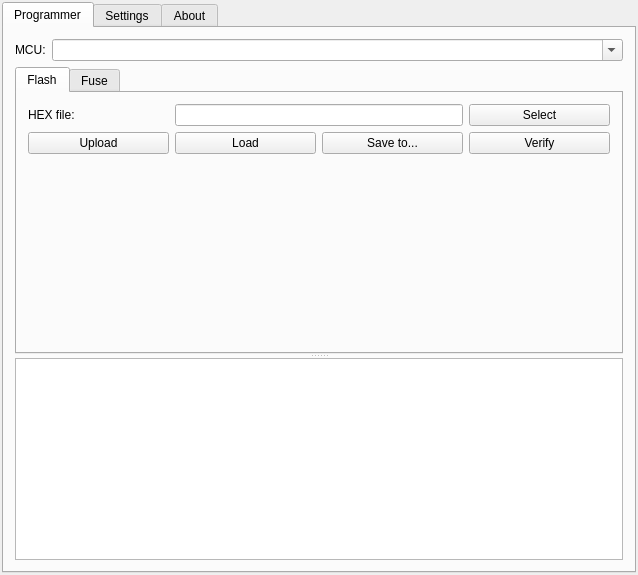
Above: src/qavr.ui from h4tr3d/qavr before the change. Below: the same form after it.
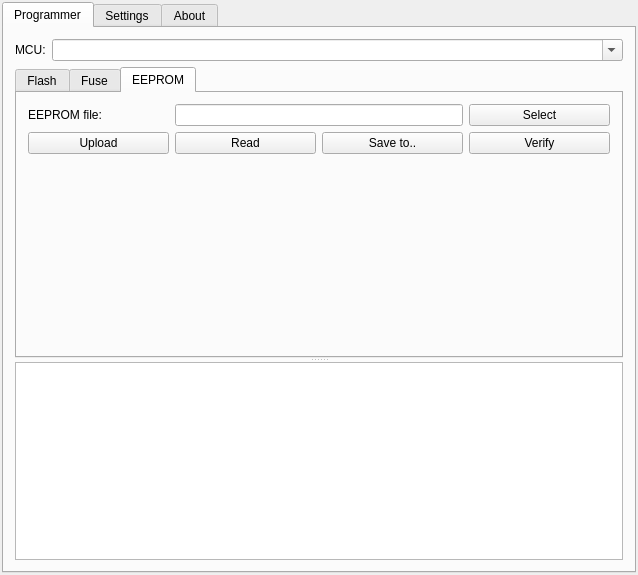
That is the form after the change.

Commit message: Реализована поддержка загрузки, выгрузки, верификации EEPROM Дополнительно унифицирован класс AvrdudeProcess

Diff of the .ui file:
```diff
--- a/src/qavr.ui
+++ b/src/qavr.ui
@@ -55,7 +55,7 @@
          </property>
          <widget class="QTabWidget" name="tabWidget">
           <property name="currentIndex">
-           <number>0</number>
+           <number>2</number>
           </property>
           <widget class="QWidget" name="tab_4">
            <attribute name="title">
@@ -93,7 +93,7 @@
             <item row="1" column="1">
              <widget class="QPushButton" name="load_flash">
               <property name="text">
-               <string>Load</string>
+               <string>Read</string>
               </property>
              </widget>
             </item>
@@ -271,6 +271,71 @@
             </item>
            </layout>
           </widget>
+          <widget class="QWidget" name="tab_6">
+           <attribute name="title">
+            <string>EEPROM</string>
+           </attribute>
+           <layout class="QGridLayout" name="gridLayout_2">
+            <item row="0" column="0">
+             <widget class="QLabel" name="label_9">
+              <property name="text">
+               <string>EEPROM file:</string>
+              </property>
+             </widget>
+            </item>
+            <item row="0" column="1" colspan="2">
+             <widget class="QLineEdit" name="eeprom_file"/>
+            </item>
+            <item row="0" column="3">
+             <widget class="QPushButton" name="select_eeprom">
+              <property name="text">
+               <string>Select</string>
+              </property>
+             </widget>
+            </item>
+            <item row="1" column="0">
+             <widget class="QPushButton" name="upload_eeprom">
+              <property name="text">
+               <string>Upload</string>
+              </property>
+             </widget>
+            </item>
+            <item row="1" column="1">
+             <widget class="QPushButton" name="read_eeprom">
+              <property name="text">
+               <string>Read</string>
+              </property>
+             </widget>
+            </item>
+            <item row="1" column="2">
+             <widget class="QPushButton" name="save_eeprom">
+              <property name="text">
+               <string>Save to..</string>
+              </property>
+             </widget>
+            </item>
+            <item row="1" column="3">
+             <widget class="QPushButton" name="verify_eeprom">
+              <property name="text">
+               <string>Verify</string>
+              </property>
+             </widget>
+            </item>
+            <item row="2" column="0">
+             <spacer name="verticalSpacer_3">
+              <property name="orientation">
+               <enum>Qt::Vertical</enum>
+              </property>
+              <property name="sizeHint" stdset="0">
+               <size>
+                <width>20</width>
+                <height>180</height>
+               </size>
+              </property>
+             </spacer>
+            </item>
+           </layout>
+          </widget>
          </widget>
          <widget class="QPlainTextEdit" name="flash_output">
           <property name="readOnly">
```
Left out of the diff: 27 changed lines with no effect on the pictures. The commit also changes 4 other files.
